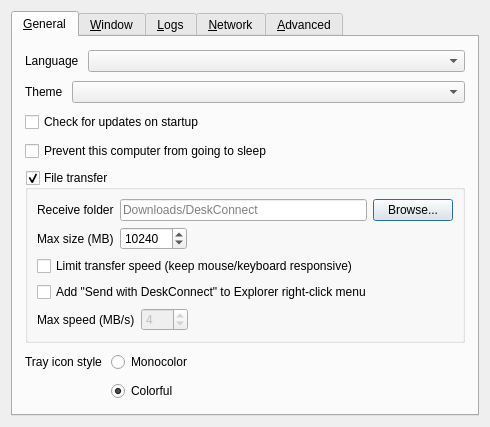
Above: src/lib/gui/dialogs/SettingsDialog.ui from youxia173/DeskConnect before the change. Below: the same form after it.
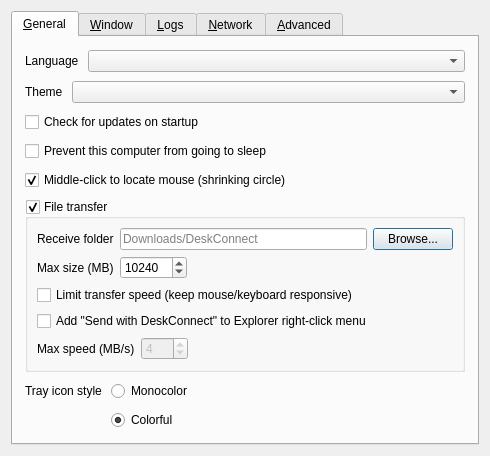
That is the form after the change. Icons and pictures are not drawn.

```diff
--- a/src/lib/gui/dialogs/SettingsDialog.ui
+++ b/src/lib/gui/dialogs/SettingsDialog.ui
@@ -112,6 +112,19 @@
          </property>
         </widget>
        </item>
+       <item>
+        <widget class="QCheckBox" name="cbMouseLocator">
+         <property name="toolTip">
+          <string>Press the middle mouse button to show a shrinking circle around the cursor. Helps find which screen the mouse is on.</string>
+         </property>
+         <property name="text">
+          <string>Middle-click to locate mouse (shrinking circle)</string>
+         </property>
+         <property name="checked">
+          <bool>true</bool>
+         </property>
+        </widget>
+       </item>
        <item>
         <widget class="QGroupBox" name="groupFileTransfer">
          <property name="title">
```
